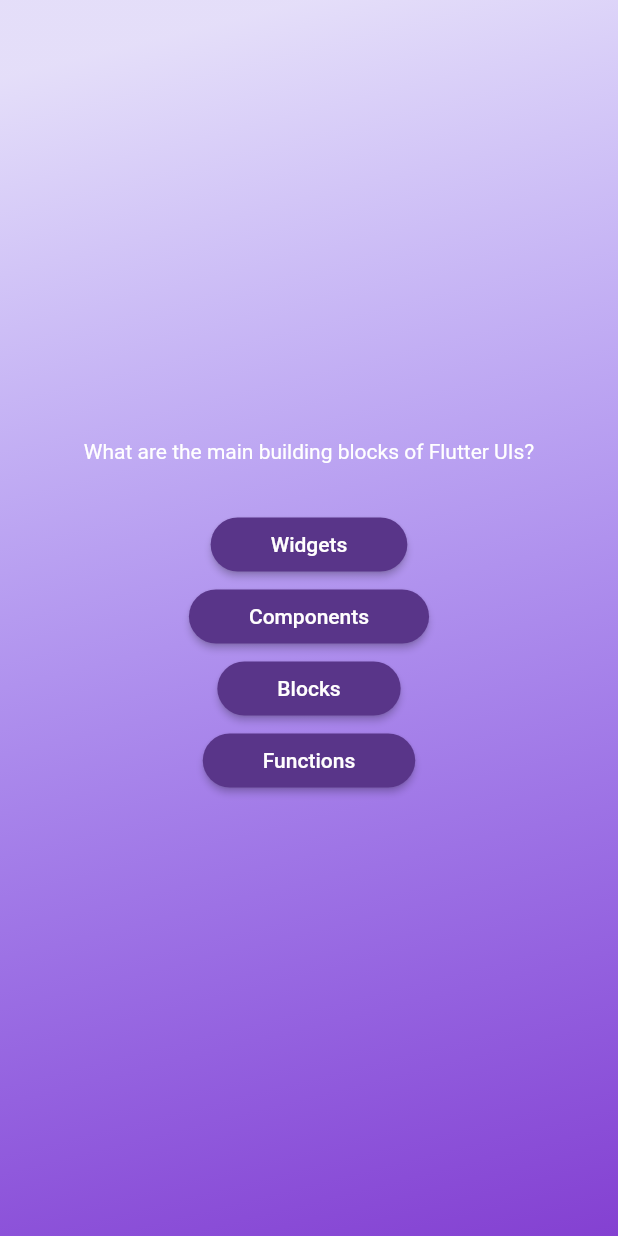
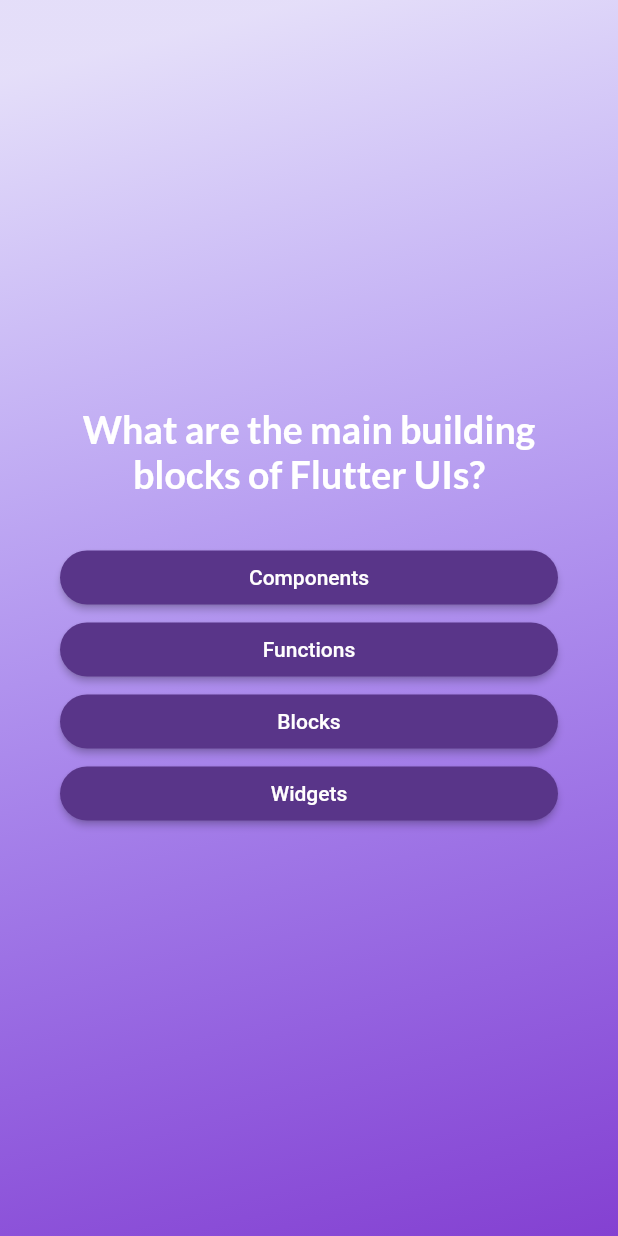
Before and after one commit to ajaypoly/Quiz-app-flutter, a Flutter app: the screen it shows after launch, after a tap on "Start quiz", on a phone screen of 412 x 824 dp. Run offline on Flutter 3.47's test engine with Material 2 defaults, Android fonts, the phone set to English and light mode, and no system bars; our stand-ins replace google_fonts.

Commit message:
added google font dependency and finished the mapping functionality.

```diff
--- a/lib/answer_button.dart
+++ b/lib/answer_button.dart
@@ -10,14 +10,14 @@ class AnswerButton extends StatelessWidget {
     return ElevatedButton(
       onPressed: onTap,
       style: ElevatedButton.styleFrom(
-        padding: const EdgeInsets.symmetric(vertical:  10 ,horizontal: 40),
+        padding: const EdgeInsets.symmetric(vertical:  10 ,horizontal: 35),
         backgroundColor: Color.fromARGB(255, 89, 53, 137),
         foregroundColor: Color.fromARGB(255, 255, 254, 254),
         shape: RoundedRectangleBorder(
           borderRadius: BorderRadius.circular(20),
         ),
       ),
-      child: Text(answerText),
+      child: Text(answerText, textAlign: TextAlign.center,),
     );
   }
 }
--- a/lib/models/quiz_questions.dart
+++ b/lib/models/quiz_questions.dart
@@ -1,8 +1,12 @@
-
-
-class QuizQuestion{
-  const  QuizQuestion(this.text ,this.answer);
+class QuizQuestion {
+  const QuizQuestion(this.text, this.answers);
 
   final String text;
-  final List <String> answer;
+  final List<String> answers;
+
+  List<String> getShuffledAnswers() {
+    final shuffledList = List.of(answers);
+    shuffledList.shuffle();
+    return shuffledList;
+  }
 }
--- a/lib/question_screen.dart
+++ b/lib/question_screen.dart
@@ -1,37 +1,61 @@
 import 'package:flutter/material.dart';
+import 'package:google_fonts/google_fonts.dart';
 import 'package:quiz_app/answer_button.dart';
 import './data/question.dart';
+
 class QuestionScreen extends StatefulWidget {
-  const QuestionScreen({super.key});
+  const QuestionScreen({super.key, required this.onSelectAnswer});
+
+final void Function (String answer) onSelectAnswer;
 
   @override
   State<QuestionScreen> createState() => _QuestionScreenState();
 }
 
 class _QuestionScreenState extends State<QuestionScreen> {
+  var currentQuestionIndex = 0;
+
+  void answerQuestion(String selectedAnswers) {
+    widget.onSelectAnswer(selectedAnswers);
+    setState(() {
+      currentQuestionIndex++;
+    });
+  }
+
   @override
   Widget build(BuildContext context) {
-
-    final currentQuestion = questions[0];
+    final currentQuestion = questions[currentQuestionIndex];
     return SizedBox(
       width: double.infinity,
+      child: Container(
+        margin: const EdgeInsets.all(40),
         child: Column(
           mainAxisAlignment: MainAxisAlignment.center,
+          crossAxisAlignment: CrossAxisAlignment.stretch,
           children: [
             Text(
               currentQuestion.text,
-            style:const TextStyle(color: Color.fromARGB(255, 255, 255, 255)),
+              style: GoogleFonts.lato(
+                  color: const Color.fromARGB(255, 255, 255, 255),
+                  fontSize: 25,
+                  fontWeight: FontWeight.bold),
+              textAlign: TextAlign.center,
             ),
             const SizedBox(
               height: 30,
             ),
-          ...currentQuestion.answer.map((item) {
-            return AnswerButton(answerText: item , onTap: () {});
-
-          },)
-
-
+            ...currentQuestion.getShuffledAnswers().map(
+              (item) {
+                return AnswerButton(
+                  answerText: item,
+                  onTap: (){
+                   answerQuestion(item);
+                  },
+                );
+              },
+            )
           ],
+        ),
       ),
     );
   }
--- a/lib/quiz.dart
+++ b/lib/quiz.dart
@@ -1,5 +1,7 @@
 import 'package:flutter/material.dart';
+import 'package:quiz_app/data/question.dart';
 import 'package:quiz_app/question_screen.dart';
+import 'package:quiz_app/results_screen.dart';
 import './start_screen.dart';
 
 class Quiz extends StatefulWidget {
@@ -10,6 +12,8 @@ class Quiz extends StatefulWidget {
 }
 
 class _QuizState extends State<Quiz> {
+ List<String> selectedAnswers = [];
+
   var activeScreen = 'start-screen';
 
   void switchScreen() {
@@ -18,14 +22,31 @@ class _QuizState extends State<Quiz> {
     });
   }
 
+  void chooseAnswer(String answer) {
+    selectedAnswers.add(answer);
+
+    if (selectedAnswers.length == questions.length) {
+      setState(() {
+        selectedAnswers=[];
+        activeScreen = 'result-screen';
+
+      });
+    }
+  }
+
   @override
   Widget build(context) {
     Widget screenWidget = StartScreen(switchScreen);
 
     if (activeScreen == "question-screen") {
-      screenWidget = const QuestionScreen();
+      screenWidget = QuestionScreen(
+        onSelectAnswer: chooseAnswer,
+      );
     }
+if (activeScreen =='result-screen'){
+screenWidget =const ResultScreen();
 
+}
     return MaterialApp(
       home: Scaffold(
         body: Container(
--- a/lib/start_screen.dart
+++ b/lib/start_screen.dart
@@ -1,9 +1,10 @@
 import 'package:flutter/material.dart';
+import 'package:google_fonts/google_fonts.dart';
 
 class StartScreen extends StatelessWidget {
-  const StartScreen( this.startQuiz,{super.key});
+  const StartScreen(this.startQuiz, {super.key});
 
-final void Function() startQuiz;
+  final void Function() startQuiz;
 
   @override
   Widget build(BuildContext context) {
@@ -19,9 +20,12 @@ final void Function() startQuiz;
           const SizedBox(
             height: 70,
           ),
-          const Text(
+          Text(
             "Learn Flutter in a fun way",
-            style: TextStyle(fontSize: 24, color: Colors.white),
+            style: GoogleFonts.fasthand(
+              fontSize: 24,
+              color: Colors.white,
+            ),
           ),
           const SizedBox(
             height: 30,
@@ -32,9 +36,9 @@ final void Function() startQuiz;
               foregroundColor: Colors.white,
               backgroundColor: const Color.fromARGB(66, 219, 202, 202),
             ),
-            child:const  Row(
+            child: const Row(
               mainAxisSize: MainAxisSize.min,
-              children:  [
+              children: [
                 Text("Start quiz"),
                 Icon(Icons.arrow_circle_right_outlined),
               ],
```
Also changed, not shown: lib/results_screen.dart (added, +32 -0 lines), pubspec.yaml (+1 -29 lines), pubspec.lock, 1 other file. Lines whose indentation alone changed are shown as unchanged.
